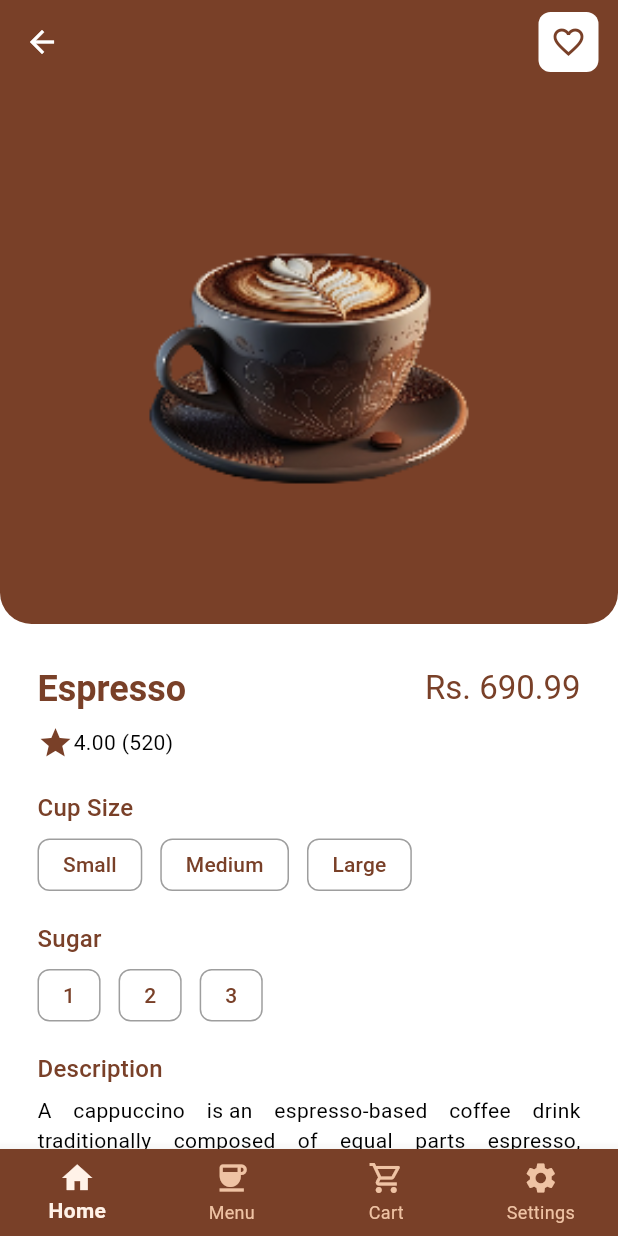
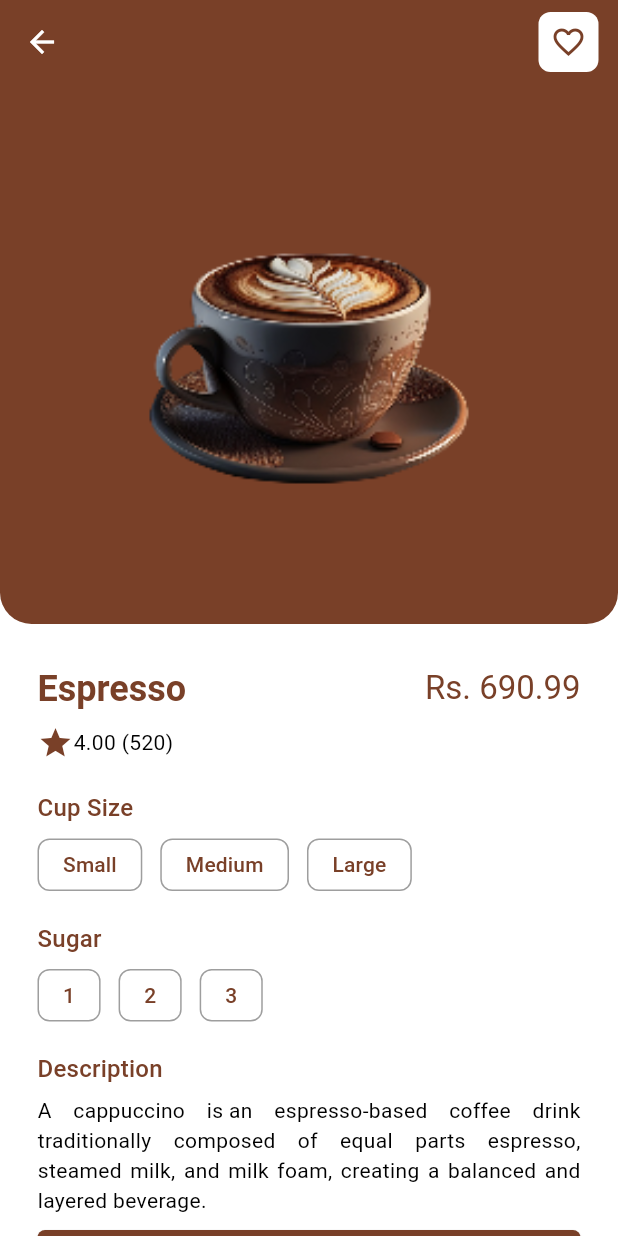
Before and after one commit to Sihas01/coffee-app, a Flutter app: the HomeScreen screen opened directly, after a tap on "Espresso", on a phone screen of 412 x 824 dp. Run offline on Flutter 3.47's test engine with Material 3 defaults, Android fonts, the phone set to English and light mode, and no system bars.

Commit message:
Add navigation bar with working routes

```diff
--- a/lib/main.dart
+++ b/lib/main.dart
@@ -1,5 +1,5 @@
 import 'package:coffee_app/models/cart_model.dart';
-import 'package:coffee_app/screens/home_screen.dart';
+import 'package:coffee_app/screens/route_screen.dart';
 import 'package:coffee_app/theme/theme_provider.dart';
 import 'package:flutter/material.dart';
 import 'package:provider/provider.dart';
@@ -24,7 +24,7 @@ class MyApp extends StatelessWidget {
       debugShowCheckedModeBanner: false,
       title: 'Coffe App',
       theme: Provider.of<Themeprovider>(context).themeData,
-      home: HomeScreen(),
+      home: RouteScreen(),
     );
   }
 }
--- a/lib/screens/home_screen.dart
+++ b/lib/screens/home_screen.dart
@@ -80,32 +80,6 @@ class HomeScreen extends StatelessWidget {
           ),
         ),
       ),
-      bottomNavigationBar: BottomNavigationBar(
-        type: BottomNavigationBarType.fixed,
-        backgroundColor: Theme.of(context).colorScheme.background,
-        currentIndex: 0,
-        selectedItemColor: Color.fromARGB(255, 255, 242, 232),
-        unselectedItemColor: Color(0xffEFC3A4),
-        selectedLabelStyle: TextStyle(fontWeight: FontWeight.bold),
-        unselectedLabelStyle: TextStyle(fontWeight: FontWeight.normal),
-        // onTap: (index) {
-        //   setState(() {
-        //     _selectedIndex = index;
-        //   });
-        // },
-        items: const [
-          BottomNavigationBarItem(icon: Icon(Icons.home), label: 'Home'),
-          BottomNavigationBarItem(icon: Icon(Icons.coffee), label: 'Menu'),
-          BottomNavigationBarItem(
-            icon: Icon(Icons.shopping_cart_outlined),
-            label: 'Cart',
-          ),
-          BottomNavigationBarItem(
-            icon: Icon(Icons.settings),
-            label: 'Settings',
-          ),
-        ],
-      ),
     );
   }
 }
--- a/lib/screens/one_product_view.dart
+++ b/lib/screens/one_product_view.dart
@@ -255,8 +255,24 @@ class _OneProductViewState extends State<OneProductView> {
                       listen: false,
                     ).addToCart(cartItem);
 
-                    Navigator.of(context).push(
-                      MaterialPageRoute<void>(builder: (context) => Cart()),
+                    setState(() {
+                      selectedCupSize = null;
+                      sugarCount = null;
+                    });
+
+                    ScaffoldMessenger.of(context).showSnackBar(
+                      SnackBar(
+                        content: Row(
+                          children: [
+                            Icon(Icons.check_circle, color: Colors.greenAccent),
+                            SizedBox(width: 10),
+                            Text('Added to cart successfully!'),
+                          ],
+                        ),
+                        backgroundColor: Colors.black87,
+                        behavior: SnackBarBehavior.floating,
+                        duration: Duration(seconds: 2),
+                      ),
                     );
                   },
                   style: ElevatedButton.styleFrom(
@@ -274,33 +290,6 @@ class _OneProductViewState extends State<OneProductView> {
           ],
         ),
       ),
-
-      bottomNavigationBar: BottomNavigationBar(
-        type: BottomNavigationBarType.fixed,
-        backgroundColor: Theme.of(context).colorScheme.background,
-        currentIndex: 0,
-        selectedItemColor: Color.fromARGB(255, 255, 242, 232),
-        unselectedItemColor: Color(0xffEFC3A4),
-        selectedLabelStyle: TextStyle(fontWeight: FontWeight.bold),
-        unselectedLabelStyle: TextStyle(fontWeight: FontWeight.normal),
-        // onTap: (index) {
-        //   setState(() {
-        //     _selectedIndex = index;
-        //   });
-        // },
-        items: const [
-          BottomNavigationBarItem(icon: Icon(Icons.home), label: 'Home'),
-          BottomNavigationBarItem(icon: Icon(Icons.coffee), label: 'Menu'),
-          BottomNavigationBarItem(
-            icon: Icon(Icons.shopping_cart_outlined),
-            label: 'Cart',
-          ),
-          BottomNavigationBarItem(
-            icon: Icon(Icons.settings),
-            label: 'Settings',
-          ),
-        ],
-      ),
     );
   }
 }
```
Also changed, not shown: lib/screens/route_screen.dart (added, +47 -0 lines).
